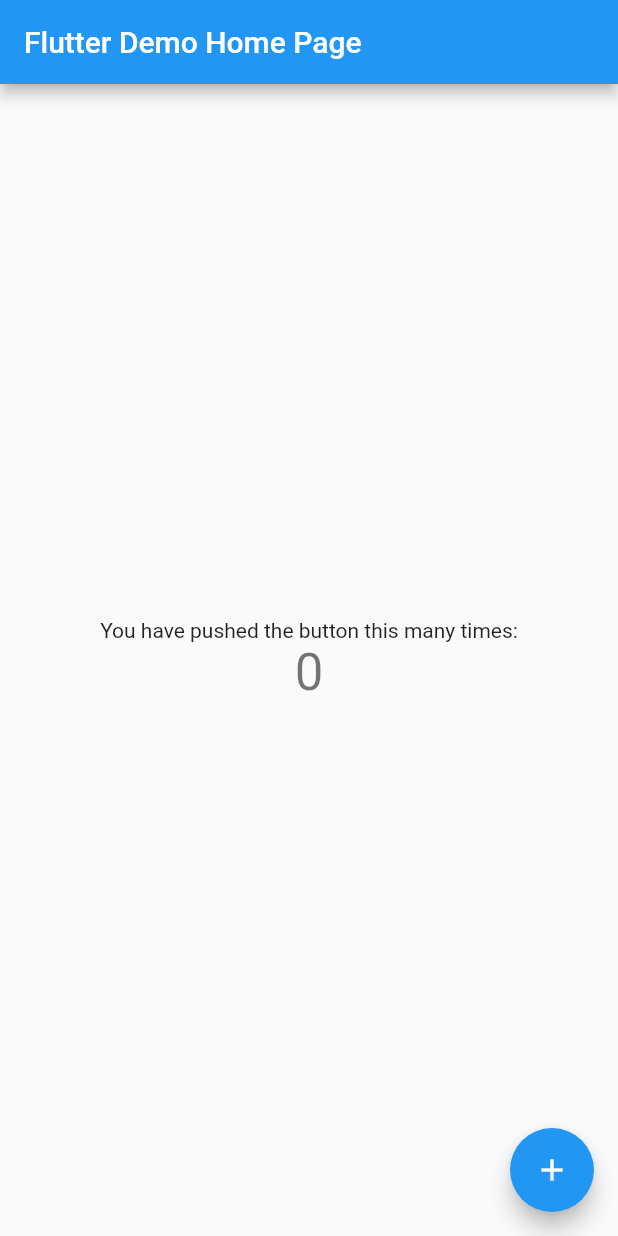
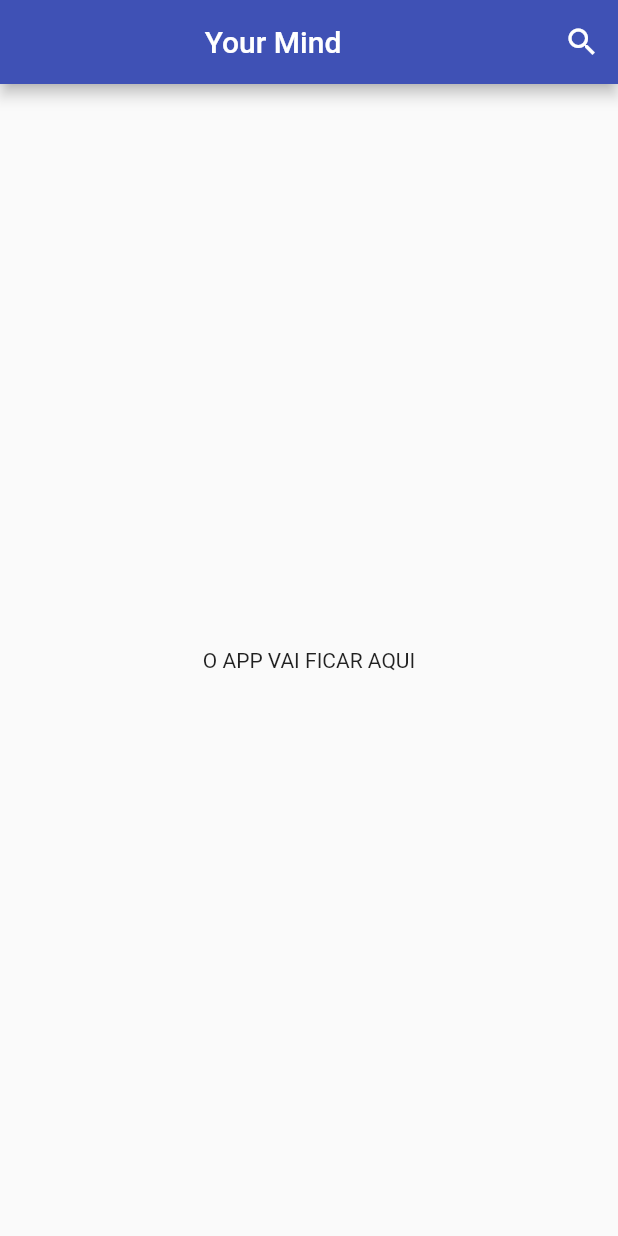
Before and after one commit to GuilhermeDeizeppe/your-mind, a Flutter app: the screen it shows after launch, on a phone screen of 412 x 824 dp. Run offline on Flutter 3.47's test engine with Material 2 defaults, Android fonts, the phone set to English and light mode, and no system bars.

Commit message:
criação da appbar
appbar criada

```diff
--- /dev/null
+++ b/your_mind/lib/home_screen.dart
@@ -0,0 +1,23 @@
+import 'package:flutter/cupertino.dart';
+import 'package:flutter/material.dart';
+
+class HomeScreen extends StatefulWidget {
+  @override
+  _HomeScreenState createState() => _HomeScreenState();
+}
+
+class _HomeScreenState extends State<HomeScreen> {
+  @override
+  Widget build(BuildContext context) {
+    return Scaffold(
+      appBar: AppBar(
+        title: Align(
+          alignment: Alignment.center,
+          child: Text('Your Mind'),
+        ),
+        actions: [IconButton(icon: Icon(Icons.search), onPressed: () {})],
+      ),
+      body: Center(child: Text('O APP VAI FICAR AQUI')),
+    );
+  }
+}
--- a/your_mind/lib/main.dart
+++ b/your_mind/lib/main.dart
@@ -1,113 +1,19 @@
 import 'package:flutter/material.dart';
+import 'package:your_mind/home_screen.dart';
 
 void main() {
   runApp(MyApp());
 }
 
 class MyApp extends StatelessWidget {
-  // This widget is the root of your application.
   @override
   Widget build(BuildContext context) {
     return MaterialApp(
-      title: 'Flutter Demo',
+      title: 'Your Mind',
       theme: ThemeData(
-        // This is the theme of your application.
-        //
-        // Try running your application with "flutter run". You'll see the
-        // application has a blue toolbar. Then, without quitting the app, try
-        // changing the primarySwatch below to Colors.green and then invoke
-        // "hot reload" (press "r" in the console where you ran "flutter run",
-        // or simply save your changes to "hot reload" in a Flutter IDE).
-        // Notice that the counter didn't reset back to zero; the application
-        // is not restarted.
-        primarySwatch: Colors.blue,
+        primarySwatch: Colors.indigo,
       ),
-      home: MyHomePage(title: 'Flutter Demo Home Page'),
+      home: HomeScreen(),
     );
   }
 }
-
-class MyHomePage extends StatefulWidget {
-  MyHomePage({Key key, this.title}) : super(key: key);
-
-  // This widget is the home page of your application. It is stateful, meaning
-  // that it has a State object (defined below) that contains fields that affect
-  // how it looks.
-
-  // This class is the configuration for the state. It holds the values (in this
-  // case the title) provided by the parent (in this case the App widget) and
-  // used by the build method of the State. Fields in a Widget subclass are
-  // always marked "final".
-
-  final String title;
-
-  @override
-  _MyHomePageState createState() => _MyHomePageState();
-}
-
-class _MyHomePageState extends State<MyHomePage> {
-  int _counter = 0;
-
-  void _incrementCounter() {
-    setState(() {
-      // This call to setState tells the Flutter framework that something has
-      // changed in this State, which causes it to rerun the build method below
-      // so that the display can reflect the updated values. If we changed
-      // _counter without calling setState(), then the build method would not be
-      // called again, and so nothing would appear to happen.
-      _counter++;
-    });
-  }
-
-  @override
-  Widget build(BuildContext context) {
-    // This method is rerun every time setState is called, for instance as done
-    // by the _incrementCounter method above.
-    //
-    // The Flutter framework has been optimized to make rerunning build methods
-    // fast, so that you can just rebuild anything that needs updating rather
-    // than having to individually change instances of widgets.
-    return Scaffold(
-      appBar: AppBar(
-        // Here we take the value from the MyHomePage object that was created by
-        // the App.build method, and use it to set our appbar title.
-        title: Text(widget.title),
-      ),
-      body: Center(
-        // Center is a layout widget. It takes a single child and positions it
-        // in the middle of the parent.
-        child: Column(
-          // Column is also a layout widget. It takes a list of children and
-          // arranges them vertically. By default, it sizes itself to fit its
-          // children horizontally, and tries to be as tall as its parent.
-          //
-          // Invoke "debug painting" (press "p" in the console, choose the
-          // "Toggle Debug Paint" action from the Flutter Inspector in Android
-          // Studio, or the "Toggle Debug Paint" command in Visual Studio Code)
-          // to see the wireframe for each widget.
-          //
-          // Column has various properties to control how it sizes itself and
-          // how it positions its children. Here we use mainAxisAlignment to
-          // center the children vertically; the main axis here is the vertical
-          // axis because Columns are vertical (the cross axis would be
-          // horizontal).
-          mainAxisAlignment: MainAxisAlignment.center,
-          children: <Widget>[
-            Text(
-              'You have pushed the button this many times:',
-            ),
-            Text(
-              '$_counter',
-              style: Theme.of(context).textTheme.headline4,
-            ),
-          ],
-        ),
-      ),
-      floatingActionButton: FloatingActionButton(
-        onPressed: _incrementCounter,
-        tooltip: 'Increment',
-        child: Icon(Icons.add),
-      ), // This trailing comma makes auto-formatting nicer for build methods.
-    );
-  }
-}
```
Also changed, not shown: 1 other file.
